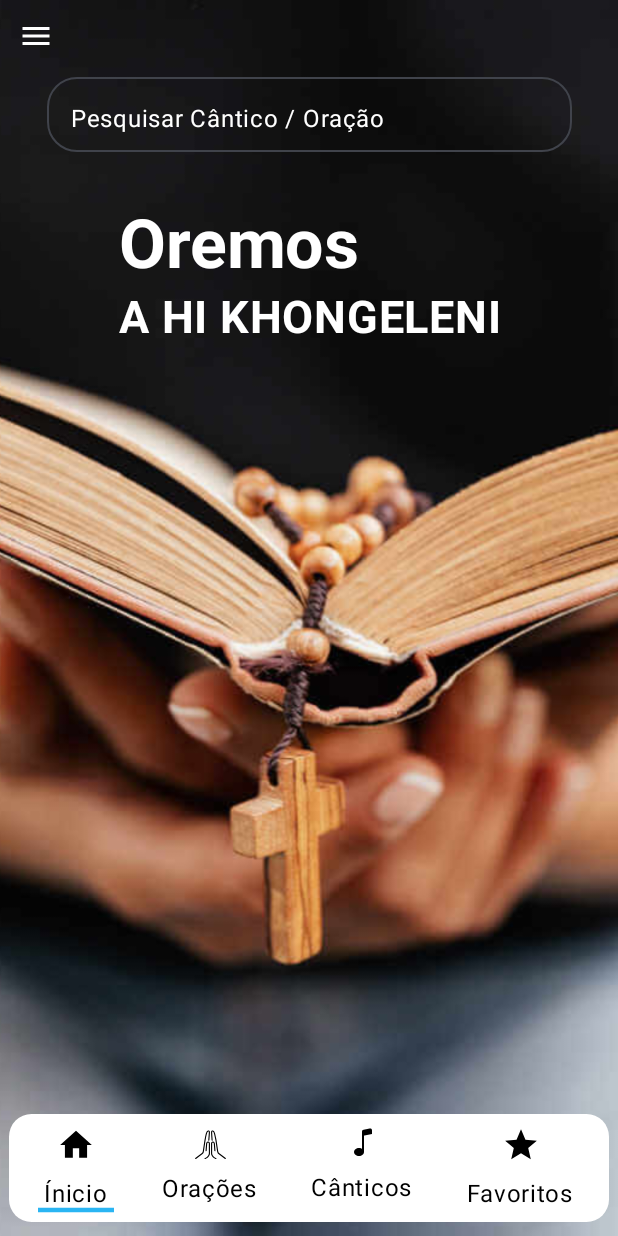
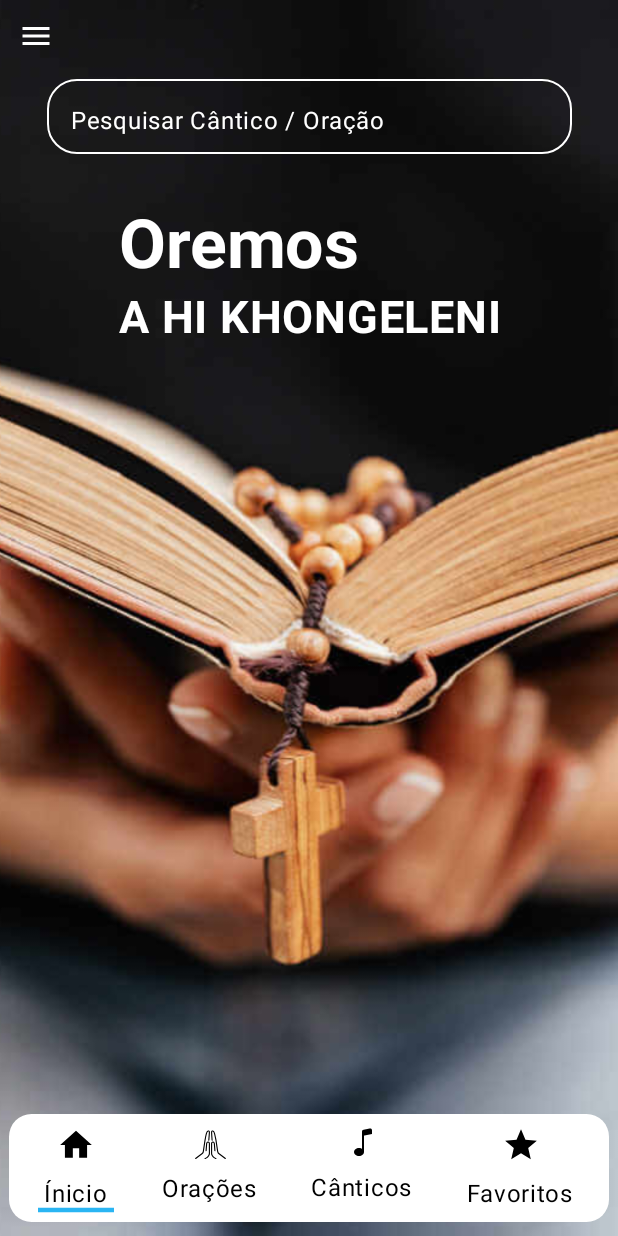
Before and after one commit to samuelsumbane/OremosChanganaPortugues, an Android app built with Jetpack Compose: the screen it shows after launch (MainActivity), on a phone screen of 412 x 824 dp. Run offline under Robolectric (Android 15) with nearby library versions, the phone set to English and light mode, and no system bars; our stand-ins replace Room's generated code.

Commit message:
last changes in v3.0

```diff
--- a/app/src/main/java/com/samuel/oremoschanganapt/components/InputPesquisa.kt
+++ b/app/src/main/java/com/samuel/oremoschanganapt/components/InputPesquisa.kt
@@ -27,6 +27,8 @@ fun InputPesquisa(
         colors = TextFieldDefaults.colors(
             focusedContainerColor = Color.Transparent,
             unfocusedContainerColor = Color.Transparent,
+            focusedIndicatorColor = Color.Gray,
+            unfocusedIndicatorColor = Color.White
         ),
         textStyle = TextStyle(color = Color.White)
     )
--- a/app/src/main/java/com/samuel/oremoschanganapt/ui/theme/Color.kt
+++ b/app/src/main/java/com/samuel/oremoschanganapt/ui/theme/Color.kt
@@ -9,5 +9,4 @@ val HomeColor = Color(0xA4EDF1F3)
 val Orange = Color(0xFFC97801)
 val activeIconColor = Color(0xFF2AB5F3)
 val Dodgerblue = Color(0xFF2AB5F3)
-val Lightgray = Color(0xD0D9DBDB)
 val splashColor = Color(0xFFC2C2C2)
--- a/app/src/main/java/com/samuel/oremoschanganapt/ui/theme/Theme.kt
+++ b/app/src/main/java/com/samuel/oremoschanganapt/ui/theme/Theme.kt
@@ -1,4 +1,4 @@
-package com.samuel.oremoschanganapt.ui.theme
+  package com.samuel.oremoschanganapt.ui.theme
 
 import android.app.Activity
 import android.os.Build
--- a/app/src/main/java/com/samuel/oremoschanganapt/view/eachOracao.kt
+++ b/app/src/main/java/com/samuel/oremoschanganapt/view/eachOracao.kt
@@ -44,7 +44,7 @@ fun EachOracao(navController: NavController, titulo:String, corpo: String){
     Scaffold(
         topBar = {
             TopAppBar(
-                title = { Text(text="Oração", color = MaterialTheme.colorScheme.primary) },
+                title = { Text(text="Oração") },
                 colors = TopAppBarDefaults.topAppBarColors(
                     containerColor = MaterialTheme.colorScheme.background
                 ),
--- a/app/src/main/java/com/samuel/oremoschanganapt/view/home.kt
+++ b/app/src/main/java/com/samuel/oremoschanganapt/view/home.kt
@@ -13,32 +13,23 @@ import androidx.compose.foundation.shape.RoundedCornerShape
 import androidx.compose.foundation.verticalScroll
 import androidx.compose.material.icons.Icons
 import androidx.compose.material.icons.filled.Menu
-import androidx.compose.material.icons.filled.Star
 import androidx.compose.material3.*
 import androidx.compose.runtime.*
 import androidx.compose.ui.Alignment
 import androidx.compose.ui.Modifier
-import androidx.compose.ui.draw.clip
 import androidx.compose.ui.graphics.Color
 import androidx.compose.ui.layout.ContentScale
 import androidx.compose.ui.res.painterResource
 import androidx.compose.ui.text.font.FontWeight
 import androidx.compose.ui.text.style.TextAlign
-import androidx.compose.ui.tooling.preview.Preview
-import androidx.compose.ui.unit.dp
-import androidx.compose.ui.unit.sp
+import androidx.compose.ui.unit.*
 import androidx.navigation.NavController
 import com.samuel.oremoschanganapt.R
-import com.samuel.oremoschanganapt.apresentacaoOracao.CancaoEvent
-import com.samuel.oremoschanganapt.apresentacaoOracao.CancaoState
-import com.samuel.oremoschanganapt.apresentacaoOracao.OracaoState
-import com.samuel.oremoschanganapt.apresentacaoOracao.OracoesEvent
-import com.samuel.oremoschanganapt.components.BottomAppBarPrincipal
-import com.samuel.oremoschanganapt.components.InputPesquisa
+import com.samuel.oremoschanganapt.apresentacaoOracao.*
+import com.samuel.oremoschanganapt.components.*
 import com.samuel.oremoschanganapt.functionsKotlin.isNumber
 import com.samuel.oremoschanganapt.ui.theme.Dodgerblue
 import com.samuel.oremoschanganapt.ui.theme.HomeColor
-import com.samuel.oremoschanganapt.ui.theme.Lightgray
 import kotlinx.coroutines.launch
 
 
@@ -53,6 +44,7 @@ fun Home(state: OracaoState, cstate: CancaoState, navController: NavController,
     val oracoes = state.oracoes
     val canticos = cstate.cancoes
     var showModal by remember { mutableStateOf(false) }
+
 
     ModalNavigationDrawer(
         drawerState = drawerState,
@@ -159,11 +151,12 @@ fun Home(state: OracaoState, cstate: CancaoState, navController: NavController,
                         value = textInputValue,
                         onValueChange = {
                             textInputValue = it
-                            showModal = if(textInputValue != "") canticos.isNotEmpty() else false
+                            showModal = if (textInputValue != "") true else false
                         },
                         modifier = Modifier
                             .fillMaxWidth(0.85f)
-                            .padding(top = 25.dp)
+                            .padding(top = 27.dp)
+//                            .border(1.dp, Color.White, RoundedCornerShape(17.dp))
                             .height(58.dp),
                         label = "Pesquisar Cântico / Oração",
                         maxLines = 1,
@@ -215,7 +208,6 @@ fun Home(state: OracaoState, cstate: CancaoState, navController: NavController,
                                         )
                                     }
                                 } else {
-                                    showModal = false
                                     oracoes.filter { it.titulo == "0000" } // invalid number, in order to clean the list
                                 }
                             ){  oracao ->
@@ -226,7 +218,10 @@ fun Home(state: OracaoState, cstate: CancaoState, navController: NavController,
                                     modifier = Modifier
                                         .fillMaxSize()
                                         .height(45.dp)
-                                        .background(MaterialTheme.colorScheme.primary, RoundedCornerShape(10.dp))
+                                        .background(
+                                            MaterialTheme.colorScheme.primary,
+                                            RoundedCornerShape(10.dp)
+                                        )
                                         .padding(8.dp, 0.dp, 0.dp, 0.dp)
                                         .clickable {
                                             navController.navigate("eachOracao/${prayTitle}/${prayBody}")
@@ -275,7 +270,6 @@ fun Home(state: OracaoState, cstate: CancaoState, navController: NavController,
                                         }
                                     }
                                 } else {
-                                    showModal = false
                                     canticos.filter { it.numero == "0000" } // invalid number, in order to clean the list
                                 }
 
@@ -288,7 +282,10 @@ fun Home(state: OracaoState, cstate: CancaoState, navController: NavController,
                                     modifier = Modifier
                                         .fillMaxSize()
                                         .height(45.dp)
-                                        .background(MaterialTheme.colorScheme.primary, RoundedCornerShape(10.dp))
+                                        .background(
+                                            MaterialTheme.colorScheme.primary,
+                                            RoundedCornerShape(10.dp)
+                                        )
                                         .padding(8.dp, 0.dp, 0.dp, 0.dp)
                                         .clickable {
                                             navController.navigate("eachCantico/${songNumber}/${songTitle}/${songBody} ")
```
Also changed, not shown: 5 other files.
